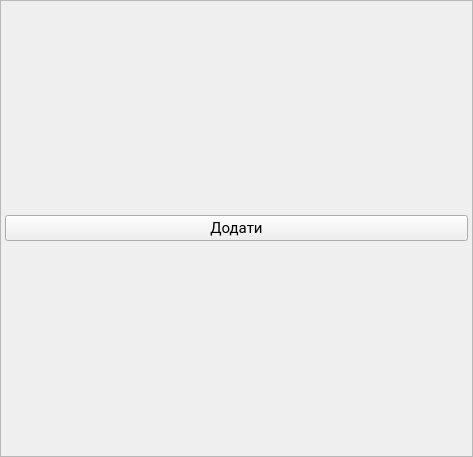
This is src/componentswidget.ui in doliinyk/PC-Constructor as Qt 5 draws it before an edit. The edited form follows.
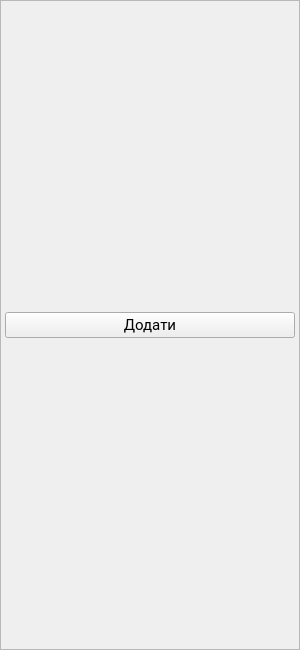
This is the edited form.

```diff
--- a/src/componentswidget.ui
+++ b/src/componentswidget.ui
@@ -6,10 +6,22 @@
    <rect>
     <x>0</x>
     <y>0</y>
-    <width>473</width>
-    <height>457</height>
+    <width>300</width>
+    <height>650</height>
    </rect>
   </property>
+  <property name="minimumSize">
+   <size>
+    <width>300</width>
+    <height>650</height>
+   </size>
+  </property>
+  <property name="maximumSize">
+   <size>
+    <width>300</width>
+    <height>650</height>
+   </size>
+  </property>
   <property name="windowTitle">
    <string>Form</string>
   </property>
```
